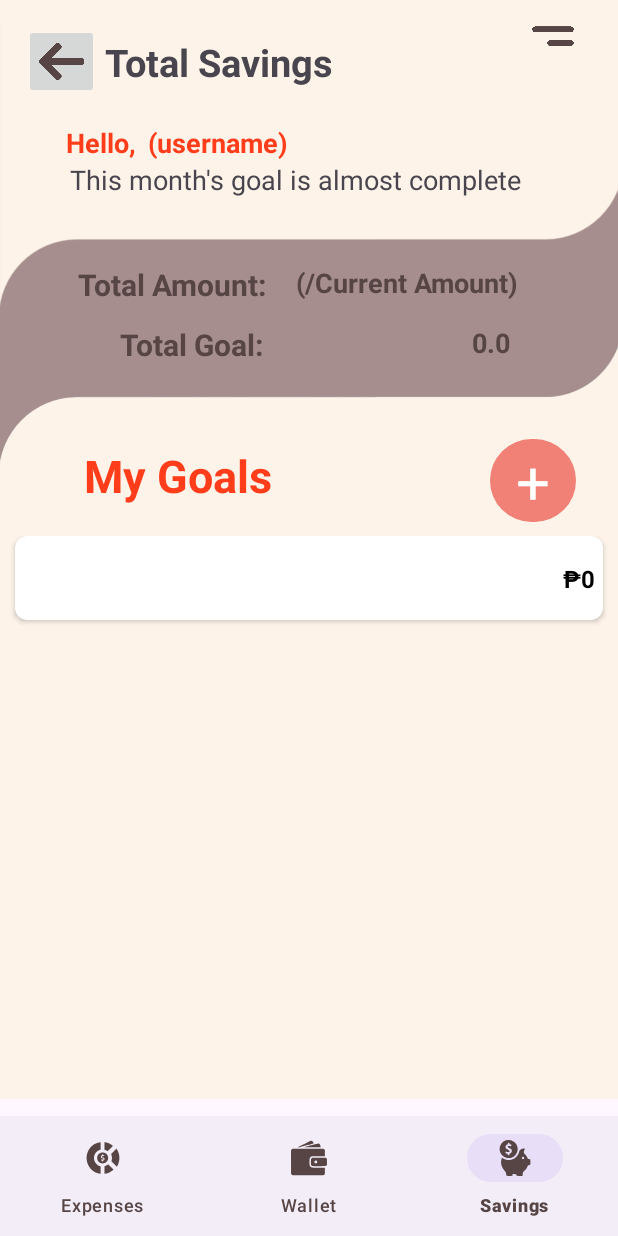
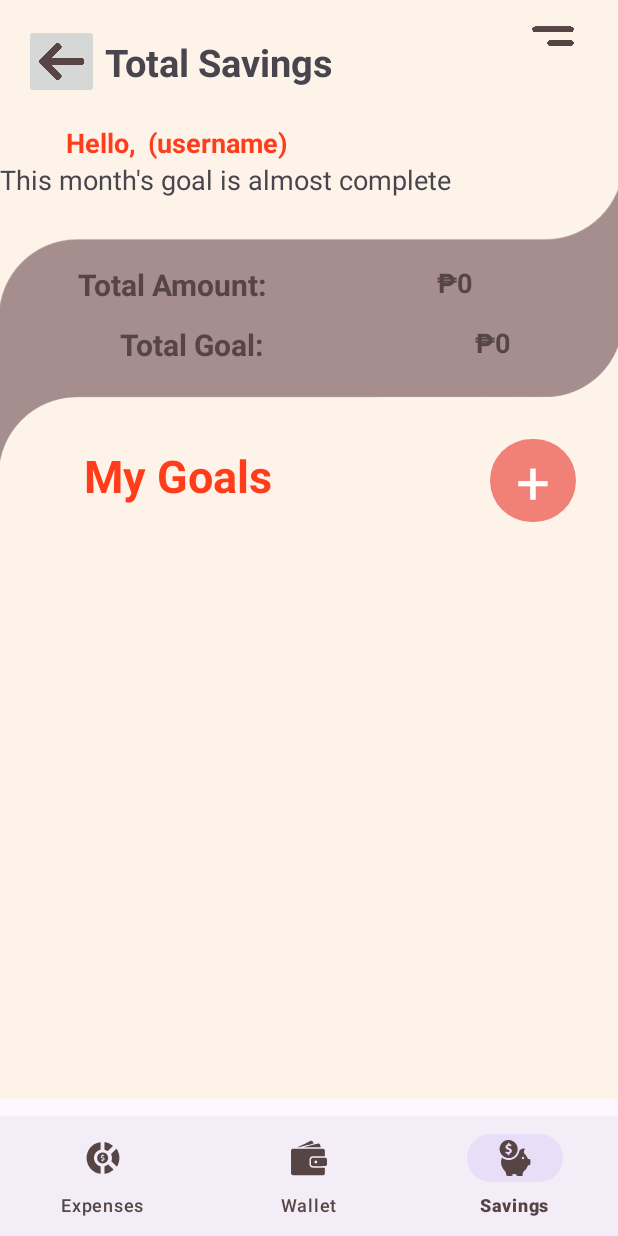
Before and after one commit to SeanMegusean/MoneyGer-on-progress, an Android app: the Homepage screen opened directly, with no data from a screen before it, item 3 of the bottom bar chosen, on a phone screen of 412 x 824 dp. Run offline under Robolectric (Android 15) with nearby library versions, the phone set to English and light mode, and no system bars; our stand-ins replace sdp/ssp sizes.

Commit message:
Savings : Fernan

```diff
--- a/app/src/main/java/com/is101/moneyger/Activities/Homepage.java
+++ b/app/src/main/java/com/is101/moneyger/Activities/Homepage.java
@@ -46,14 +46,14 @@ public class Homepage extends AppCompatActivity {
 
         // Bottom Navigation listener
         binding.bottomNavigationView.setOnItemSelectedListener(item -> {
-            Fragment selectedFragment = null;
+            Fragment selectedFragment = new Wallet();
 
             if (item.getItemId() == R.id.wallet) {
                 selectedFragment = new Wallet();
             } else if (item.getItemId() == R.id.expense) {
                 selectedFragment = new Expenses();
             } else if (item.getItemId() == R.id.savings) {
-                selectedFragment = new Savings();
+                selectedFragment = new SavingFragment();
             }
 
             return replaceFragment(selectedFragment);
--- a/app/src/main/java/com/is101/moneyger/Activities/SavingFragment.java
+++ b/app/src/main/java/com/is101/moneyger/Activities/SavingFragment.java
@@ -18,11 +18,9 @@ import android.widget.FrameLayout;
 import android.widget.PopupWindow;
 import android.widget.TextView;
 import android.widget.Toast;
-
 import com.is101.moneyger.Activities.adapter.SGAdapter;
 import com.is101.moneyger.R;
 import com.is101.moneyger.Activities.model.SavingModel;
-
 import java.text.NumberFormat;
 import java.util.ArrayList;
 import java.util.List;
@@ -131,7 +129,7 @@ public class SavingFragment extends Fragment {
         // Insert into database
         dbHelper.insertSaving(saving);
 
-        // Refresh the list
+        // di ko alam
         updateSavingsData(userId);
 
         Toast.makeText(getActivity(), "Saving added successfully!", Toast.LENGTH_SHORT).show();
--- a/app/src/main/java/com/is101/moneyger/Activities/adapter/RecyclerAdapter.java
+++ b/app/src/main/java/com/is101/moneyger/Activities/adapter/RecyclerAdapter.java
@@ -34,7 +34,7 @@ public class RecyclerAdapter extends RecyclerView.Adapter<RecyclerAdapter.ViewHo
         View view = LayoutInflater.from(context).inflate(R.layout.item_recycler, parent, false);
         return new ViewHolder(view);
     }
-
+//gago
     @Override
     public void onBindViewHolder(@NonNull ViewHolder holder, int position) {
         RecyclerModel model = recyclerModels.get(position);
--- a/app/src/main/java/com/is101/moneyger/Activities/adapter/SGAdapter.java
+++ b/app/src/main/java/com/is101/moneyger/Activities/adapter/SGAdapter.java
@@ -29,7 +29,7 @@ public class SGAdapter extends RecyclerView.Adapter<SGAdapter.ViewHolder> {
         SavingModel saving = savingsList.get(position);
         holder.bind(saving);
     }
-
+//ipasa mo kami maam please
     @Override
     public int getItemCount() {
         return savingsList.size();
--- a/app/src/main/res/layout/fragment_savings.xml
+++ b/app/src/main/res/layout/fragment_savings.xml
@@ -1,5 +1,6 @@
 <?xml version="1.0" encoding="utf-8"?>
-<androidx.constraintlayout.widget.ConstraintLayout xmlns:android="http://schemas.android.com/apk/res/android"
+<androidx.constraintlayout.widget.ConstraintLayout
+    xmlns:android="http://schemas.android.com/apk/res/android"
     xmlns:app="http://schemas.android.com/apk/res-auto"
     xmlns:tools="http://schemas.android.com/tools"
     android:id="@+id/main_constraint"
@@ -128,7 +129,7 @@
         android:id="@+id/txtViewMonthly"
         android:layout_width="0dp"
         android:layout_height="wrap_content"
-        android:text="          This month's goal is almost complete"
+        android:text="This month's goal is almost complete"
         android:textAlignment="viewStart"
         android:textSize="18sp"
         app:layout_constraintEnd_toEndOf="parent"
--- a/app/src/main/res/layout/item_recycler.xml
+++ b/app/src/main/res/layout/item_recycler.xml
@@ -15,7 +15,7 @@
         android:layout_height="wrap_content"
         android:padding="5sp">
 
-        <!-- TITLE -->
+        <!-- AHAHHALE -->
         <TextView
             android:id="@+id/title"
             android:layout_width="0sp"
--- a/app/src/main/res/layout/item_saving.xml
+++ b/app/src/main/res/layout/item_saving.xml
@@ -10,7 +10,7 @@
         android:layout_width="wrap_content"
         android:layout_height="wrap_content"
         android:textColor="@color/black"
-        android:textSize="18sp"
+        android:textSize="19sp"
         android:textStyle="bold" />
 
     <TextView
```
